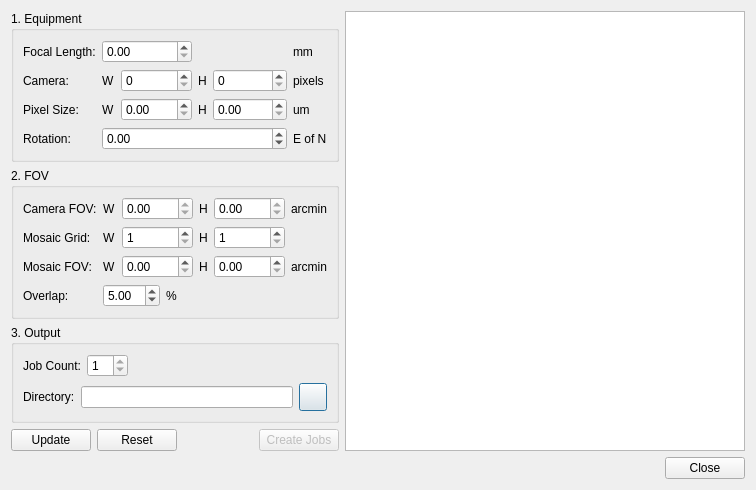
Old version of the form kstars/ekos/scheduler/mosaic.ui in the repository KDE/kstars.
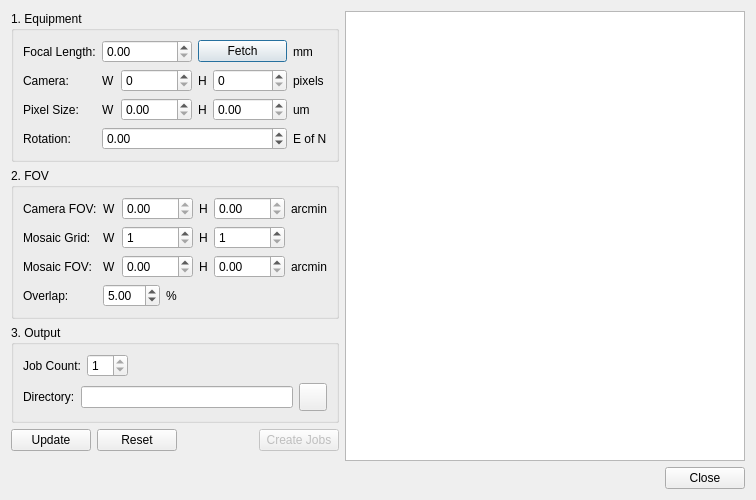
New version of the form. Icons and pictures are not drawn.

Commit message: Initial work for fetching camera and telescope info over dbus in mosaic planner

What changed in the file:
```diff
--- a/kstars/ekos/scheduler/mosaic.ui
+++ b/kstars/ekos/scheduler/mosaic.ui
@@ -6,8 +6,8 @@
    <rect>
     <x>0</x>
     <y>0</y>
-    <width>728</width>
-    <height>478</height>
+    <width>738</width>
+    <height>500</height>
    </rect>
   </property>
   <property name="windowTitle">
@@ -232,6 +232,16 @@
             </property>
            </widget>
           </item>
+          <item row="0" column="2">
+           <widget class="QPushButton" name="fetchB">
+            <property name="text">
+             <string>Fetch</string>
+            </property>
+            <property name="icon">
+             <iconset theme="download"/>
+            </property>
+           </widget>
+          </item>
          </layout>
         </widget>
        </item>
```
The commit also changes 6 other files.
